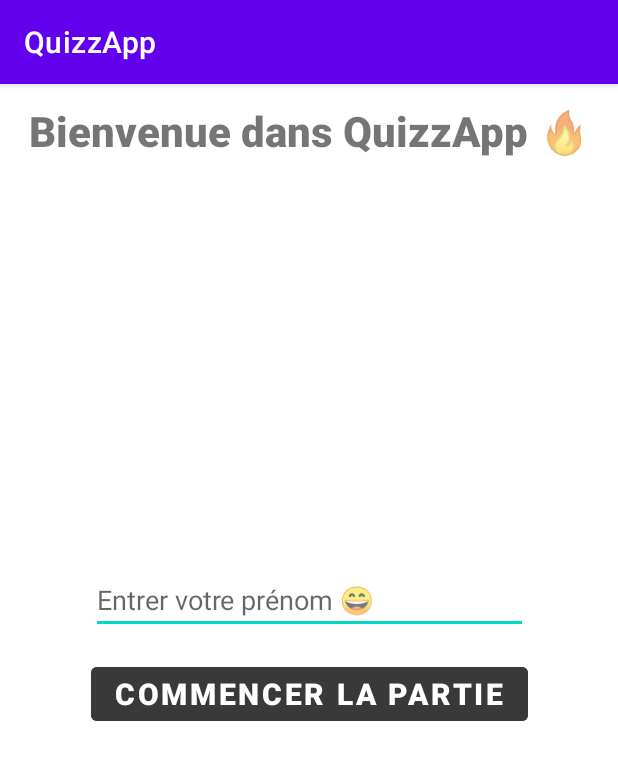
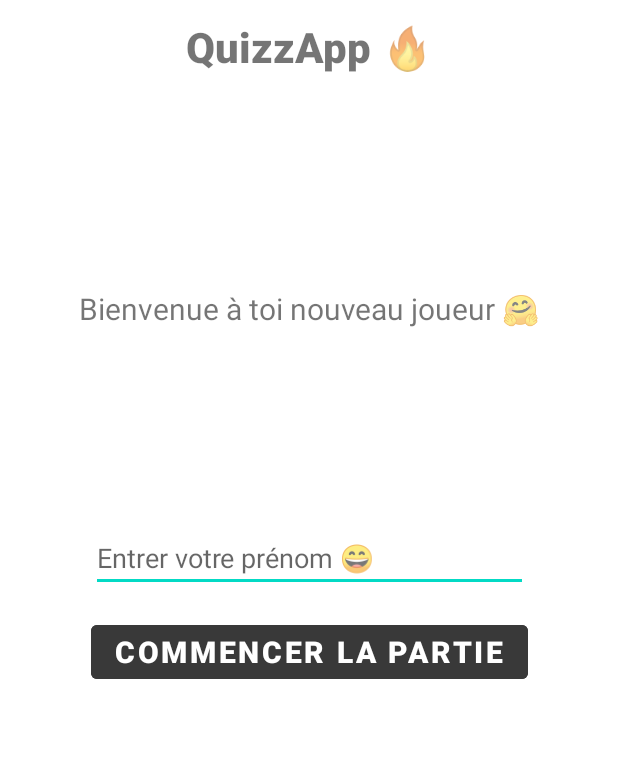
Before and after one commit to Heiwa70/QuizzApp, an Android app: the screen it shows after launch (MainActivity), on a phone screen of 412 x 824 dp. Shown: the top 760 px of the screen. Run offline under Robolectric (Android 15) with nearby library versions, the phone set to English and light mode, and no system bars.

Commit message:
Welcome text ok avec Shared Amélioration V1.0

```diff
--- a/app/src/main/AndroidManifest.xml
+++ b/app/src/main/AndroidManifest.xml
@@ -13,14 +13,14 @@
         android:theme="@style/Theme.QuizzApp"
         tools:targetApi="31">
         <activity
-            android:name=".Game.GameActivity"
+            android:name=".Controller.GameActivity"
             android:exported="false">
             <meta-data
                 android:name="android.app.lib_name"
                 android:value="" />
         </activity>
         <activity
-            android:name=".MainActivity"
+            android:name=".Controller.MainActivity"
             android:exported="true">
             <intent-filter>
                 <action android:name="android.intent.action.MAIN" />
--- a/app/src/main/java/com/example/quizzapp/MainActivity.java
+++ b/app/src/main/java/com/example/quizzapp/Controller/MainActivity.java
@@ -1,36 +1,49 @@
-package com.example.quizzapp;
+package com.example.quizzapp.Controller;
 
-import androidx.activity.result.contract.ActivityResultContracts;
 import androidx.annotation.Nullable;
+import androidx.appcompat.app.ActionBar;
 import androidx.appcompat.app.AppCompatActivity;
 
 import android.content.Intent;
 import android.os.Bundle;
 import android.text.Editable;
 import android.text.TextWatcher;
+import android.util.Log;
 import android.view.View;
 import android.widget.Button;
 import android.widget.EditText;
 import android.widget.TextView;
 
-import com.example.quizzapp.Game.GameActivity;
 import com.example.quizzapp.Model.User;
+import com.example.quizzapp.R;
 
 public class MainActivity extends AppCompatActivity {
     private TextView mTilteTextView;
+    private TextView mWelcome;
     private EditText mNameEditText;
     private Button mPlayButton;
     private User mUser;
     private static final int GAME_ACTIVITY_REQUEST_CODE = 42;
     private static final String SHARED_PREF_USER_INFO = "SHARED_PREF_USER_INFO";
     private static final String SHARED_PREF_USER_INFO_NAME = "SHARED_PREF_USER_INFO_NAME";
-
+    private static final String SHARED_PREF_USER_INFO_SCORE = "SHARED_PREF_USER_INFO_SCORE";
 
     @Override
+    //On attend le resultat de l'activity GameActivity savoir le score du joeur et on
+    //enregistre dans les SharedPreferences son nom avec son score
     protected void onActivityResult(int requestCode, int resultCode, @Nullable Intent data) {
         super.onActivityResult(requestCode, resultCode, data);
-        if (GAME_ACTIVITY_REQUEST_CODE == requestCode){
-            int score = data.getIntExtra(GameActivity.BUNDLE_EXTRA_SCORE,0);
+        if (GAME_ACTIVITY_REQUEST_CODE == requestCode) {
+            int score = data.getIntExtra(GameActivity.BUNDLE_EXTRA_SCORE, 0);
+            mUser.setmScore(score);
+            Log.d("Score", "Récuperer de l'intent = " + String.valueOf(score));
+            getSharedPreferences(SHARED_PREF_USER_INFO, MODE_PRIVATE)
+                    .edit()
+                    .putString(SHARED_PREF_USER_INFO_NAME, mUser.getmFristName())
+                    .putString(SHARED_PREF_USER_INFO_SCORE, String.valueOf(mUser.getmScore()))
+                    .apply();
+            RealodWelcomeText();
+
         }
     }
 
@@ -40,13 +53,18 @@ public class MainActivity extends AppCompatActivity {
         setContentView(R.layout.activity_main);
 
         mTilteTextView = findViewById(R.id.main_textview_title);
+        mWelcome = findViewById(R.id.main_welcome);
         mNameEditText = findViewById(R.id.main_edittext_name);
         mPlayButton = findViewById(R.id.main_button_play);
         mUser = new User();
 
         mPlayButton.setEnabled(false);
 
-        String mFirstName = getSharedPreferences(SHARED_PREF_USER_INFO,MODE_PRIVATE).getString(SHARED_PREF_USER_INFO_NAME,null);
+        String mFirstName = getSharedPreferences(SHARED_PREF_USER_INFO, MODE_PRIVATE).getString(SHARED_PREF_USER_INFO_NAME, null);
+
+        //Hidden title bar
+        ActionBar actionBar = getSupportActionBar();
+        actionBar.hide();
 
         mNameEditText.addTextChangedListener(new TextWatcher() {
             @Override
@@ -70,15 +88,28 @@ public class MainActivity extends AppCompatActivity {
             public void onClick(View view) {
                 mUser.setmFristName(mNameEditText.getText().toString());
 
-                getSharedPreferences(SHARED_PREF_USER_INFO,MODE_PRIVATE)
-                        .edit()
-                        .putString(SHARED_PREF_USER_INFO_NAME, mUser.getmFristName())
-                        .apply();
-
                 Intent gameActivityIntent = new Intent(MainActivity.this, GameActivity.class);
-                startActivityForResult(gameActivityIntent,GAME_ACTIVITY_REQUEST_CODE);
+                startActivityForResult(gameActivityIntent, GAME_ACTIVITY_REQUEST_CODE);
 
             }
         });
+            RealodWelcomeText();
+
+
+    }
+
+    private void RealodWelcomeText(){
+        String firstNameShared = getSharedPreferences(SHARED_PREF_USER_INFO, MODE_PRIVATE)
+                .getString(SHARED_PREF_USER_INFO_NAME, null);
+
+        String scoreShared = getSharedPreferences(SHARED_PREF_USER_INFO, MODE_PRIVATE)
+                .getString(SHARED_PREF_USER_INFO_SCORE, null);
+        if (firstNameShared == null)
+            mWelcome.setText("Bienvenue à toi nouveau joueur 🤗");
+        else {
+            mWelcome.setText("Hey " + firstNameShared + " reviens tenter ta chance tu avais fait " +
+                    scoreShared + " points la dernière fois !");
+            mNameEditText.setText(firstNameShared);
+        }
     }
 }
--- a/app/src/main/res/layout/activity_main.xml
+++ b/app/src/main/res/layout/activity_main.xml
@@ -10,22 +10,36 @@
         android:id="@+id/main_textview_title"
         android:layout_width="match_parent"
         android:layout_height="wrap_content"
-        android:text="Bienvenue dans QuizzApp 🔥"
+        android:text="QuizzApp 🔥"
         android:textStyle="bold"
         android:textSize="28sp"
         android:fontFamily="sans-serif-black"
         android:gravity="center_horizontal"
         android:layout_marginTop="12dp"
-        tools:ignore="MissingConstraints"
+
         app:layout_constraintTop_toTopOf="parent"
         app:layout_constraintRight_toRightOf="parent"
         app:layout_constraintLeft_toLeftOf="parent"
 
         />
+
+    <TextView
+        android:layout_width="match_parent"
+        android:layout_height="wrap_content"
+        android:id="@+id/main_welcome"
+        app:layout_constraintRight_toRightOf="parent"
+        app:layout_constraintLeft_toLeftOf="parent"
+        android:gravity="center_horizontal"
+        android:layout_marginTop="12dp"
+        android:textSize="20sp"
+        app:layout_constraintTop_toBottomOf="@id/main_textview_title"
+        app:layout_constraintBottom_toTopOf="@id/blockName"
+        />
     <LinearLayout
+        android:id="@+id/blockName"
         android:layout_width="wrap_content"
         android:layout_height="wrap_content"
-        tools:context=".MainActivity"
+        tools:context=".Controller.MainActivity"
         android:orientation="vertical"
         tools:ignore="MissingConstraints"
         app:layout_constraintTop_toTopOf="parent"
```
Also changed, not shown: app/src/main/java/com/example/quizzapp/Controller/GameActivity.java (renamed from app/src/main/java/com/example/quizzapp/Game/GameActivity.java, +28 -9 lines), app/src/main/java/com/example/quizzapp/Model/User.java (+9 -0 lines), app/src/main/res/layout/activity_game.xml (+7 -2 lines).
